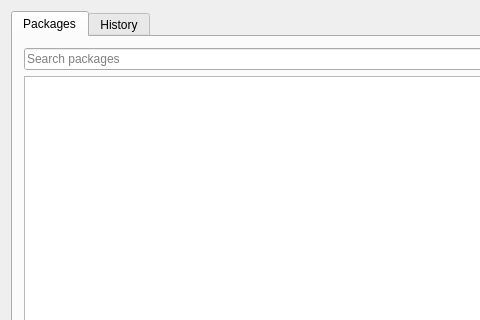
Shatur/orson, file src/mainwindow.ui: the form before one commit; both pictures show x 0 to 480 and y 0 to 320 of the 740 by 770 pixel window.
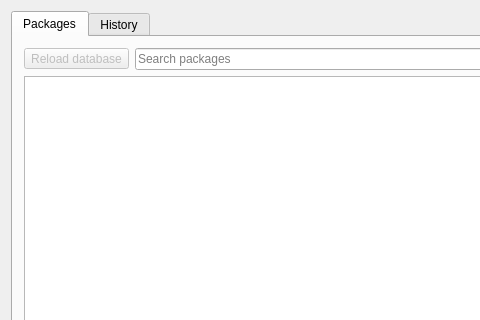
The form after the commit. Icons and pictures are not drawn. Custom widgets are drawn as their Qt base class.

Commit message: Add button to reload database

```diff
--- a/src/mainwindow.ui
+++ b/src/mainwindow.ui
@@ -31,6 +31,22 @@
        <layout class="QVBoxLayout" name="verticalLayout_3">
         <item>
          <layout class="QHBoxLayout" name="searchPackagesLayout">
+          <item>
+           <widget class="QToolButton" name="reloadButton">
+            <property name="enabled">
+             <bool>false</bool>
+            </property>
+            <property name="toolTip">
+             <string>Reload database</string>
+            </property>
+            <property name="text">
+             <string>Reload database</string>
+            </property>
+            <property name="icon">
+             <iconset theme="reload"/>
+            </property>
+           </widget>
+          </item>
           <item>
            <widget class="QLineEdit" name="searchPackagesEdit">
             <property name="placeholderText">
```
The commit also changes 4 other files.
